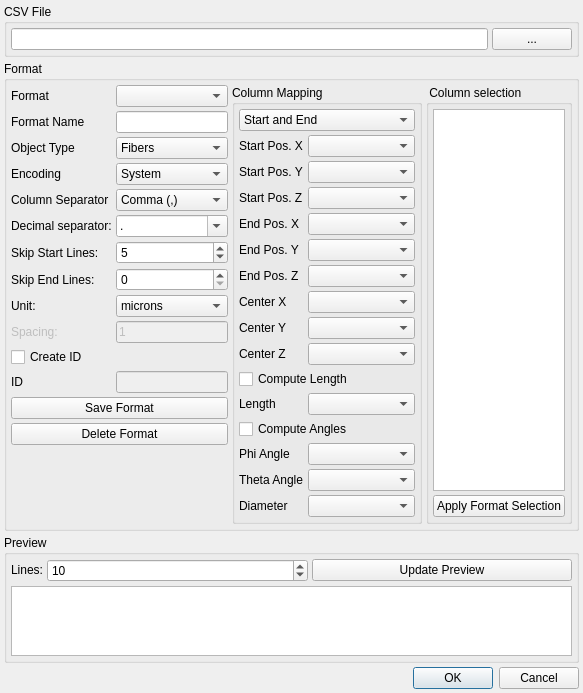
Qt form modules/FeatureScout/CsvInput.ui (3dct/open_iA) before a commit.
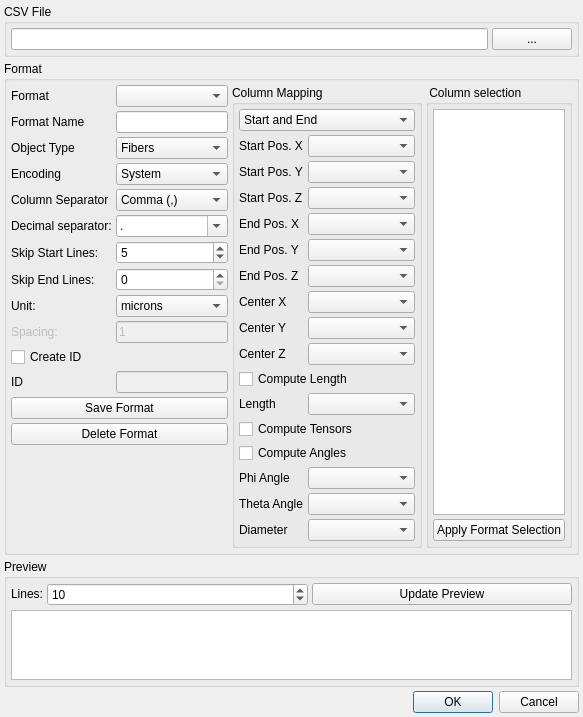
The same form after that commit.

Commit message: FeatureScout: csv reading - store and load column mapping

What changed in the file:
```diff
--- a/modules/FeatureScout/CsvInput.ui
+++ b/modules/FeatureScout/CsvInput.ui
@@ -509,17 +509,17 @@
            </property>
           </widget>
          </item>
-         <item row="15" column="0">
+         <item row="16" column="0">
           <widget class="QLabel" name="lbl_col_diameter">
            <property name="text">
             <string>Diameter</string>
            </property>
           </widget>
          </item>
-         <item row="15" column="1">
+         <item row="16" column="1">
           <widget class="QComboBox" name="cmbbox_col_Diameter"/>
          </item>
-         <item row="13" column="0">
+         <item row="14" column="0">
           <widget class="QLabel" name="lbl_col_phi">
            <property name="enabled">
             <bool>true</bool>
@@ -529,14 +529,14 @@
            </property>
           </widget>
          </item>
-         <item row="13" column="1">
+         <item row="14" column="1">
           <widget class="QComboBox" name="cmbbox_col_Phi">
            <property name="enabled">
             <bool>true</bool>
            </property>
           </widget>
          </item>
-         <item row="14" column="0">
+         <item row="15" column="0">
           <widget class="QLabel" name="lbl_col_theta">
            <property name="enabled">
             <bool>true</bool>
@@ -546,14 +546,14 @@
            </property>
           </widget>
          </item>
-         <item row="14" column="1">
+         <item row="15" column="1">
           <widget class="QComboBox" name="cmbbox_col_Theta">
            <property name="enabled">
             <bool>true</bool>
            </property>
           </widget>
          </item>
-         <item row="12" column="0" colspan="2">
+         <item row="13" column="0" colspan="2">
           <widget class="QCheckBox" name="cb_ComputeAngles">
            <property name="text">
             <string>Compute Angles</string>
@@ -567,6 +567,13 @@
            </property>
           </widget>
          </item>
+         <item row="12" column="0" colspan="2">
+          <widget class="QCheckBox" name="cb_ComputeTensors">
+           <property name="text">
+            <string>Compute Tensors</string>
+           </property>
+          </widget>
+         </item>
         </layout>
        </widget>
       </item>
```
The commit also changes 5 other files.
